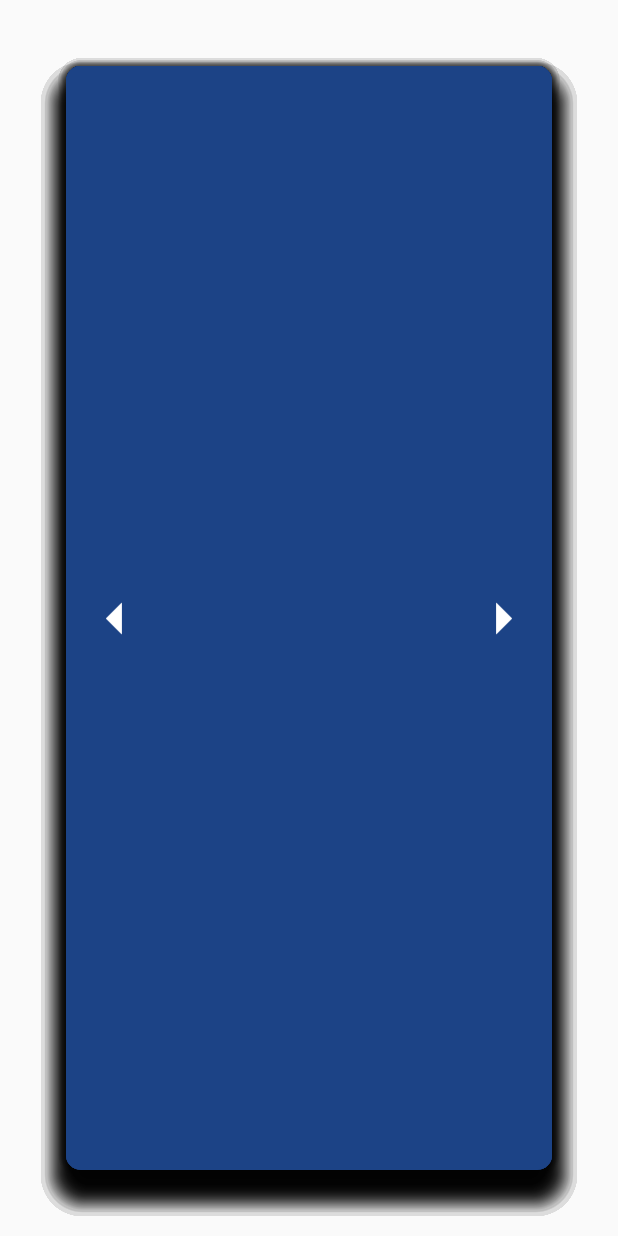
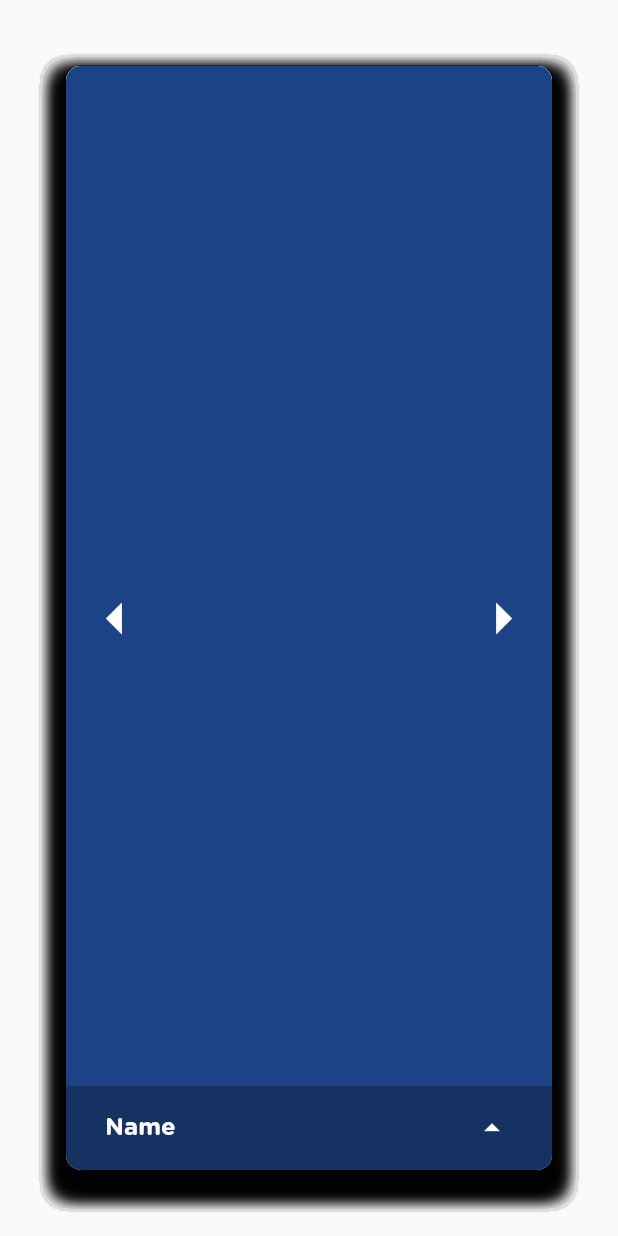
Before and after one commit to Accedia/Yamly-mobile, a Flutter app: the ProductsPage screen opened directly, on a phone screen of 412 x 824 dp. Run offline on Flutter 3.47's test engine with Material 2 defaults, Android fonts, the phone set to English and light mode, and no system bars; our stand-ins replace camera, cloud_firestore, firebase_auth, google_sign_in, permission_handler, rxdart; missing offline and left inert: firebase_ml_vision; accounts and stored records are empty.

Commit message:
Implement hero animation to transition to Product Details screen

```diff
--- a/yamly/lib/products.dart
+++ b/yamly/lib/products.dart
@@ -2,6 +2,8 @@ import 'dart:math';
 import 'package:flutter/material.dart';
 import 'package:yamly/models/foodModel.dart';
 import 'dart:core';
+
+import 'package:yamly/product_details.dart';
 
 class ProductsPage extends StatefulWidget {
   ProductsPage({Key key}) : super(key: key);
@@ -119,18 +121,39 @@ class _AnimatedItemCartState extends State<AnimatedItemCart>
             onDismissed: (direction) {
               widget.callback(widget.x);
             },
+            child: Container(
+              decoration: new BoxDecoration(boxShadow: [
+                new BoxShadow(
+                  offset: Offset(0, 10),
+                  color: Colors.black26,
+                  blurRadius: 10.0,
+                ),
+              ]),
               child: Card(
-              elevation: 7,
-              color: widget.color,
                 shape: RoundedRectangleBorder(
                     borderRadius: BorderRadius.circular(10)),
                 child: Container(
                   width: double.infinity,
                   height: double.infinity,
-                child: Row(
-                    mainAxisAlignment: MainAxisAlignment.spaceBetween,
+                  child: Stack(
                     children: <Widget>[
-                      IconButton(
+                      Hero(
+                        tag: "Food" + widget.x.toString(),
+                        child: Container(
+                          width: double.infinity,
+                          height: double.infinity,
+                          // child: Image.network(
+                          //   'https://picsum.photos/250?image=9',
+                          // ),
+                          decoration: BoxDecoration(
+                            color: widget.color,
+                            borderRadius: BorderRadius.circular(10)
+                          ),
+                        ),
+                      ),
+                      Align(
+                        alignment: Alignment.centerLeft,
+                        child: IconButton(
                             icon: Icon(
                               Icons.arrow_left,
                               color: Colors.white,
@@ -142,20 +165,43 @@ class _AnimatedItemCartState extends State<AnimatedItemCart>
                                 _controller.forward();
                               });
                             }),
-                      IconButton(
-                          icon: Icon(Icons.arrow_right, color: Colors.white),
+                      ),
+                      Align(
+                        alignment: Alignment.centerRight,
+                        child: IconButton(
+                            icon: Icon(Icons.arrow_right,
+                            color: Colors.white),
                             iconSize: 50,
                             onPressed: () {
                               setState(() {
                                 initAnimation(false);
                                 _controller.forward();
                               });
-                          })
+                            }),
+                      ),
+                      Align(
+                        alignment: Alignment.bottomCenter,
+                        child: Hero(
+                          tag: "Text" + "Food" + widget.x.toString(),
+                          child: Material(
+                            color: Colors.black26,
+                            child: ListTile(
+                              title: Padding(
+                                  padding: EdgeInsets.only(left: 10),
+                                  child:Text("Name", style: TextStyle(color: Colors.white, fontWeight: FontWeight.w500))
+                                ),
+                              trailing: IconButton(color: Colors.white, icon: Icon(Icons.arrow_drop_up), onPressed: (){
+                                Navigator.push(context, MaterialPageRoute(builder: (context) =>
+                                  ProductInfoPage(tag: "Food" + widget.x.toString())));
+                            })),
+                          )
+                      ))
                     ]),
                   ),
+                ),
+              )
             )
           ),
-        )
     );
   }
 }
```
Also changed, not shown: yamly/lib/product_details.dart (added, +67 -0 lines). Lines whose indentation alone changed are shown as unchanged.
